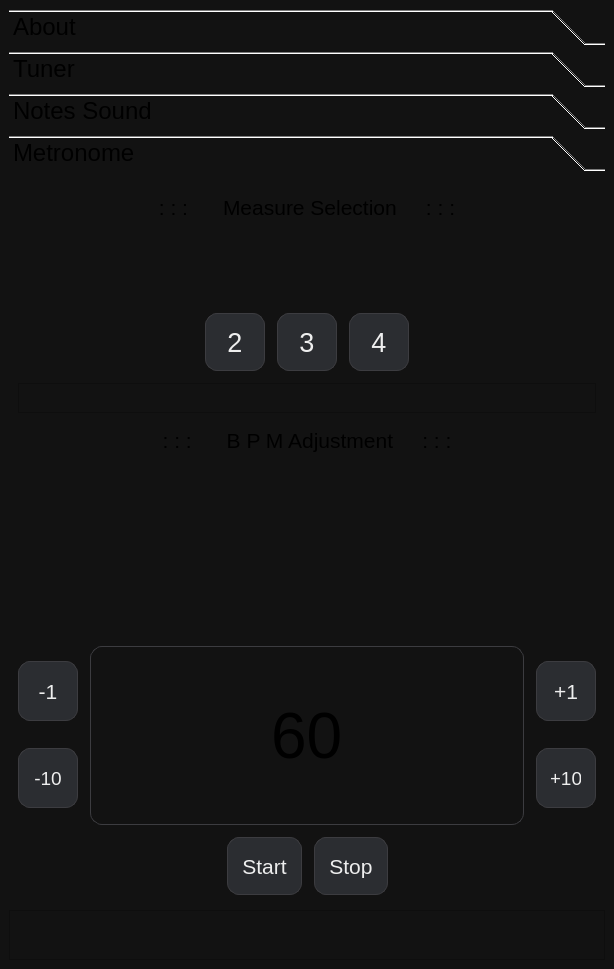
The window that mainwindow.ui (DjamesSuhanko/Musicool) describes before a commit, drawn with Qt 5.
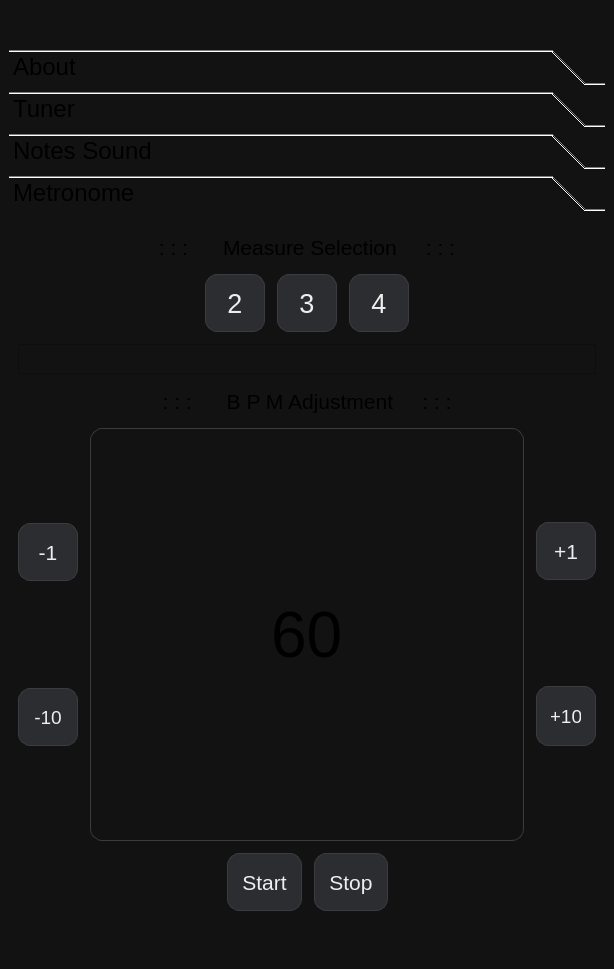
The same window after the commit. The open tabs and pages were chosen to show the change.

The edit to the form file:
```diff
--- a/mainwindow.ui
+++ b/mainwindow.ui
@@ -37,23 +37,9 @@
 QPushButton:checked { background: #ffd500; color: white; }</string>
    </property>
    <layout class="QGridLayout" name="gridLayout_3">
-    <item row="1" column="0">
-     <widget class="QFrame" name="frameBase">
-      <property name="minimumSize">
-       <size>
-        <width>0</width>
-        <height>50</height>
-       </size>
-      </property>
-      <property name="frameShape">
-       <enum>QFrame::Shape::StyledPanel</enum>
-      </property>
-      <property name="frameShadow">
-       <enum>QFrame::Shadow::Raised</enum>
-      </property>
-     </widget>
-    </item>
-    <item row="0" column="0">
+    <item row="2" column="0">
+     <layout class="QVBoxLayout" name="verticalLayout_TUDO">
+      <item>
      <widget class="QToolBox" name="toolBox">
       <property name="font">
        <font>
@@ -675,8 +661,8 @@
         <rect>
          <x>0</x>
          <y>0</y>
-         <width>596</width>
-         <height>711</height>
+           <width>594</width>
+           <height>673</height>
         </rect>
        </property>
        <attribute name="label">
@@ -752,19 +738,6 @@
                     </property>
                    </widget>
                   </item>
-                  <item>
-                   <spacer name="verticalSpacer_8">
-                    <property name="orientation">
-                     <enum>Qt::Orientation::Vertical</enum>
-                    </property>
-                    <property name="sizeHint" stdset="0">
-                     <size>
-                      <width>20</width>
-                      <height>40</height>
-                     </size>
-                    </property>
-                   </spacer>
-                  </item>
                   <item>
                    <layout class="QHBoxLayout" name="horizontalLayout_3">
                     <property name="spacing">
@@ -930,19 +903,6 @@
                   </property>
                  </widget>
                 </item>
-                <item>
-                 <spacer name="verticalSpacer_9">
-                  <property name="orientation">
-                   <enum>Qt::Orientation::Vertical</enum>
-                  </property>
-                  <property name="sizeHint" stdset="0">
-                   <size>
-                    <width>20</width>
-                    <height>40</height>
-                   </size>
-                  </property>
-                 </spacer>
-                </item>
                 <item>
                  <layout class="QHBoxLayout" name="horizontalLayout_2">
                   <property name="spacing">
@@ -958,13 +918,13 @@
                       <property name="minimumSize">
                        <size>
                         <width>60</width>
-                        <height>58</height>
+                          <height>60</height>
                        </size>
                       </property>
                       <property name="maximumSize">
                        <size>
-                        <width>60</width>
-                        <height>60</height>
+                          <width>16777215</width>
+                          <height>16777215</height>
                        </size>
                       </property>
                       <property name="font">
@@ -985,13 +945,13 @@
                       <property name="minimumSize">
                        <size>
                         <width>60</width>
-                        <height>58</height>
+                          <height>60</height>
                        </size>
                       </property>
                       <property name="maximumSize">
                        <size>
-                        <width>60</width>
-                        <height>60</height>
+                          <width>16777215</width>
+                          <height>16777215</height>
                        </size>
                       </property>
                       <property name="font">
@@ -1082,13 +1042,13 @@
                       <property name="minimumSize">
                        <size>
                         <width>60</width>
-                        <height>58</height>
+                          <height>60</height>
                        </size>
                       </property>
                       <property name="maximumSize">
                        <size>
-                        <width>60</width>
-                        <height>60</height>
+                          <width>16777215</width>
+                          <height>16777215</height>
                        </size>
                       </property>
                       <property name="font">
@@ -1157,8 +1117,8 @@
                    <widget class="QPushButton" name="pushButton_start">
                     <property name="minimumSize">
                      <size>
-                      <width>60</width>
-                      <height>58</height>
+                        <width>0</width>
+                        <height>0</height>
                      </size>
                     </property>
                     <property name="maximumSize">
@@ -1246,6 +1206,40 @@
        </layout>
       </widget>
      </widget>
+      </item>
+      <item>
+       <spacer name="verticalSpacer_RODAPE_TOOLBOX">
+        <property name="orientation">
+         <enum>Qt::Orientation::Vertical</enum>
+        </property>
+        <property name="sizeType">
+         <enum>QSizePolicy::Policy::Preferred</enum>
+        </property>
+        <property name="sizeHint" stdset="0">
+         <size>
+          <width>20</width>
+          <height>40</height>
+         </size>
+        </property>
+       </spacer>
+      </item>
+     </layout>
+    </item>
+    <item row="1" column="0">
+     <spacer name="verticalSpacer_TOPO">
+      <property name="orientation">
+       <enum>Qt::Orientation::Vertical</enum>
+      </property>
+      <property name="sizeType">
+       <enum>QSizePolicy::Policy::Preferred</enum>
+      </property>
+      <property name="sizeHint" stdset="0">
+       <size>
+        <width>20</width>
+        <height>40</height>
+       </size>
+      </property>
+     </spacer>
     </item>
    </layout>
   </widget>
```
Left out of the diff: 16 changed lines with no effect on the pictures. Lines whose indentation alone changed are shown as unchanged.
